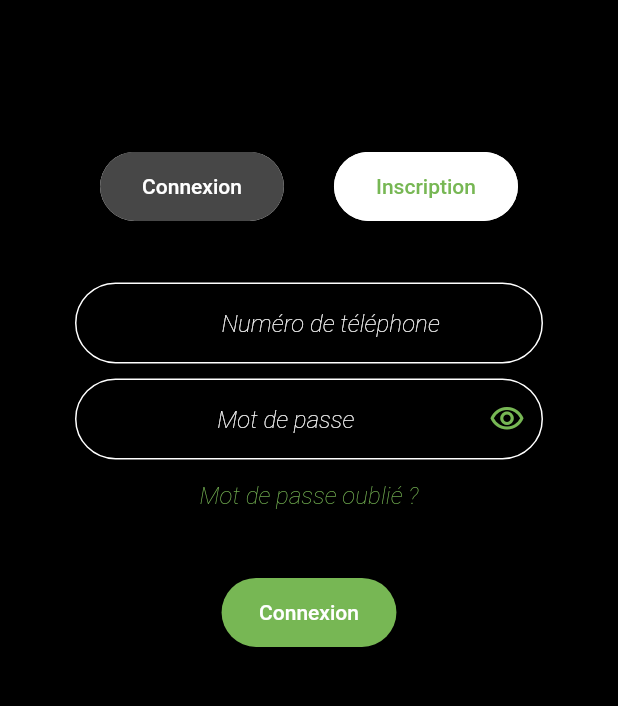
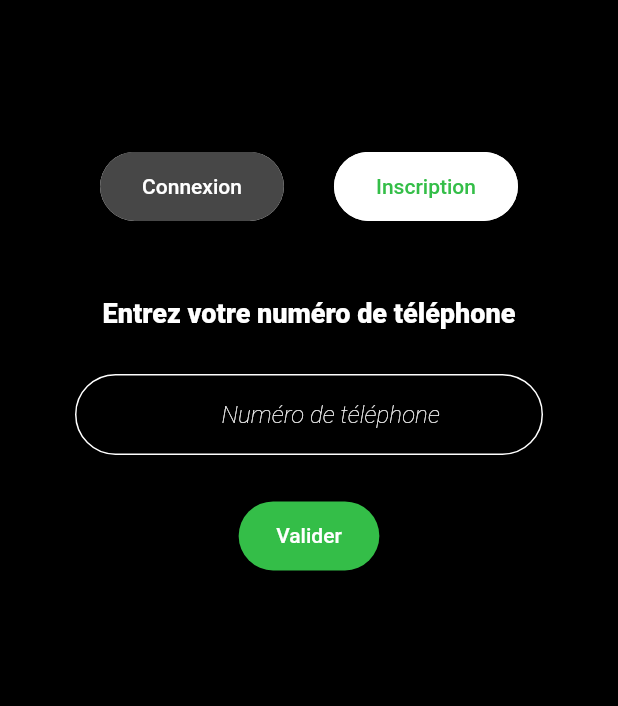
Before and after one commit to momo2555/geteat, a Flutter app: the screen it shows after launch, after a tap on "Inscription", on a phone screen of 412 x 824 dp, the part 383-1089 px from its top. Run offline on Flutter 3.47's test engine with Material 2 defaults, Android fonts, the phone set to English and light mode, and no system bars.

Commit message:
main sign page

```diff
--- a/lib/components/simple_input.dart
+++ b/lib/components/simple_input.dart
@@ -71,7 +71,7 @@ class _SimpleInputState extends State<SimpleInput> {
         borderRadius: BorderRadius.all(Radius.circular(30)),
         borderSide: BorderSide(
             color: Theme.of(context).primaryColor,
-            width: 1,
+            width: 2,
             style: BorderStyle.solid),
       ),
       fillColor: Theme.of(context).backgroundColor,
--- /dev/null
+++ b/lib/components/simple_text.dart
@@ -0,0 +1,55 @@
+import 'package:flutter/cupertino.dart';
+import 'package:flutter/material.dart';
+import 'package:flutter/src/foundation/key.dart';
+import 'package:flutter/src/widgets/framework.dart';
+
+class SimpleText extends StatefulWidget {
+  const SimpleText({Key? key,
+  required this.text,
+  this.size,
+  this.thick,
+  this.italic,
+  this.color,
+
+  }) : super(key: key);
+  final String text;
+  final int? thick;
+  final bool? italic;
+  final double? size;
+  final int? color;
+
+  @override
+  State<SimpleText> createState() => _SimpleTextState();
+}
+
+class _SimpleTextState extends State<SimpleText> {
+  Color? _color;
+  FontWeight _thick = FontWeight.normal;
+  @override
+  void initState() {
+    // TODO: implement initState
+    super.initState();
+
+    List<FontWeight> weightList = [
+      FontWeight.normal, FontWeight.w100, FontWeight.w200, FontWeight.w300, FontWeight.w400, FontWeight.w500, FontWeight.w600, FontWeight.w700,
+      FontWeight.w800, FontWeight.w900,
+    ];
+    _thick = weightList[widget.thick??0];
+  }
+
+  @override
+  Widget build(BuildContext context) {
+    _color = Theme.of(context).primaryColorLight;
+    if (widget.color == 0) {
+      _color = Theme.of(context).primaryColorLight;
+    }else if (widget.color == 1) {
+      _color = Theme.of(context).primaryColor;
+    }
+    return Text(widget.text, style: TextStyle(
+      color: _color ?? Theme.of(context).primaryColorLight,
+      fontWeight: _thick,
+      fontStyle: widget.italic ?? false ? FontStyle.italic : FontStyle.normal,
+      fontSize: widget.size ?? 14,
+    ),);
+  }
+}
--- a/lib/themes/main_theme.dart
+++ b/lib/themes/main_theme.dart
@@ -1,6 +1,6 @@
 import 'package:flutter/material.dart';
 
-const PrimaryColor = Color.fromARGB(255, 119, 183, 84);
+const PrimaryColor = Color.fromARGB(255, 52, 190, 72);
 const PrimaryColorLight = Color.fromARGB(255, 255, 255, 255);
 const PrimaryColorDark = Color.fromARGB(255, 71, 71, 71);
 
--- a/lib/views/main_sign_page.dart
+++ b/lib/views/main_sign_page.dart
@@ -1,10 +1,9 @@
-
-
 import 'package:flutter/material.dart';
 import 'package:flutter/services.dart';
 import 'package:geteat/components/action_button.dart';
 import 'package:geteat/components/focuse_button.dart';
 import 'package:geteat/components/simple_input.dart';
+import 'package:geteat/components/simple_text.dart';
 
 /*import 'package:legend_app/models/userModel.dart';
 import 'package:legend_app/server/userConnection.dart';
@@ -20,13 +19,30 @@ class MainSignPage extends StatefulWidget {
 class _MainSignPageState extends State<MainSignPage> {
   String _password = '';
   String _email = '';
+  Widget? _actualSign;
   Widget _signType() {
-    return const FocusButton(
-        buttonList: ["Connexion", "Inscription"], byDefault: "Connexion");
+    return FocusButton(
+        buttonList: const ["Connexion", "Inscription"], byDefault: "Connexion",
+        onChange: (button) {
+          if(button == "Connexion") {
+            setState(() {
+              _actualSign = _signin();
+            });
+          }else {
+            setState(() {
+              _actualSign = _signup ();
+            });
+          }
+        },
+      );
   }
 
   Widget _signin() {
-    return Column(
+    return SizedBox(
+      height: 350,
+      key: ValueKey(1),
+      child: Column(
+
         children: const [
           SimpleInput(
             placeholder: "Numéro de téléphone",
@@ -46,7 +62,6 @@ class _MainSignPageState extends State<MainSignPage> {
             text: "Mot de passe oublié ?",
             filled: false,
             hasBorder: false,
-
           ),
           SizedBox(
             height: 30,
@@ -56,105 +71,42 @@ class _MainSignPageState extends State<MainSignPage> {
             filled: true,
           )
         ],
+      ),
     );
   }
 
   Widget _signup() {
-    return Container();
-  }
+    return SizedBox(
+      key: ValueKey(2),
+      height: 350,
+      child: Column(
 
-  Widget _passwordEntry() {
-    return TextFormField(
-      obscureText: true,
-      style: const TextStyle(
-        fontSize: 16,
+        children: const [
+          SizedBox(
+            height: 10,
           ),
-      decoration: InputDecoration(
-        prefixIcon: Icon(Icons.key, color: Theme.of(context).accentColor),
-        hintText: 'Mot de passe',
-        border: const OutlineInputBorder(
-            borderRadius: BorderRadius.all(Radius.circular(15)),
-            borderSide: BorderSide.none),
-        fillColor: Theme.of(context).backgroundColor,
+          SimpleText(
+            text: "Entrez votre numéro de téléphone",
+            size: 18,
+            thick: 9,
+          ),
+          SizedBox(
+            height: 30,
+          ),
+          SimpleInput(
+            placeholder: "Numéro de téléphone",
+            type: "phone",
+          ),
+          SizedBox(
+            height: 30,
+          ),
+          ActionButton(
+            text: "Valider",
             filled: true,
-        contentPadding: const EdgeInsets.all(15),
           ),
-      onChanged: (value) => setState(() {
-        _password = value;
-      }),
-    );
-  }
 
-  Widget _emailEntry() {
-    return TextFormField(
-      style: TextStyle(
-        fontSize: 16,
+        ],
       ),
-      decoration: InputDecoration(
-          prefixIcon: Icon(Icons.person, color: Theme.of(context).accentColor),
-          hintText: 'Adresse e-mail',
-          border: OutlineInputBorder(
-              borderRadius: const BorderRadius.all(Radius.circular(15)),
-              borderSide: BorderSide.none),
-          fillColor: Theme.of(context).backgroundColor,
-          filled: true,
-          contentPadding: EdgeInsets.all(15)),
-      onChanged: (value) => setState(() {
-        _email = value;
-      }),
-    );
-  }
-
-  Widget _submitButton() {
-    return Row(
-      children: [
-        TextButton(
-            onPressed: () {},
-            child: Text('Mot de passe oublier',
-                style: TextStyle(
-                    color: Theme.of(context).backgroundColor,
-                    fontSize: 12,
-                    fontWeight: FontWeight.w300))),
-        VerticalDivider(
-            color: Theme.of(context).backgroundColor,
-            thickness: 2,
-            indent: 0,
-            endIndent: 5,
-            width: 5),
-        TextButton(
-            onPressed: () {
-              Navigator.pushNamed(context, '/signup');
-            },
-            child: Text('Je n\'ai pas de compte',
-                style: TextStyle(
-                    color: Theme.of(context).backgroundColor,
-                    fontSize: 12,
-                    fontWeight: FontWeight.w300))),
-        Align(
-          alignment: Alignment.centerRight,
-          child: ElevatedButton(
-            onPressed: () async {},
-            style: ButtonStyle(
-                backgroundColor: MaterialStateProperty.all<Color>(
-                    Theme.of(context).backgroundColor),
-                shape: MaterialStateProperty.all<RoundedRectangleBorder>(
-                    RoundedRectangleBorder(
-                  borderRadius: BorderRadius.circular(30),
-                )),
-                padding:
-                    MaterialStateProperty.all<EdgeInsets>(EdgeInsets.zero)),
-            child: Container(
-              height: 60,
-              width: 60,
-              child: Icon(
-                Icons.arrow_forward_rounded,
-                color: Theme.of(context).accentColor,
-                size: 30,
-              ),
-            ),
-          ),
-        ),
-      ],
     );
   }
 
@@ -191,7 +143,10 @@ class _MainSignPageState extends State<MainSignPage> {
                     SizedBox(
                       height: 40,
                     ),
-                    _signin(),
+                    AnimatedSwitcher(
+                      duration: Duration(milliseconds: 400),
+                      child: _actualSign ?? _signin(),
+                    ),
                   ]),
                 ),
               ),
```
Lines whose indentation alone changed are shown as unchanged.
